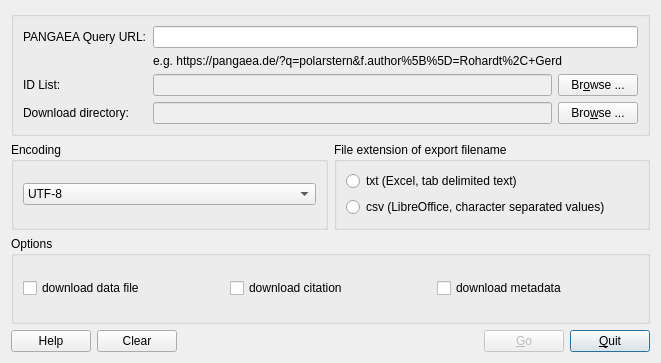
First picture: the form in trunk/Forms/pangetdialog.ui, repository pangaea-data-publisher/PanGet, before the edit.
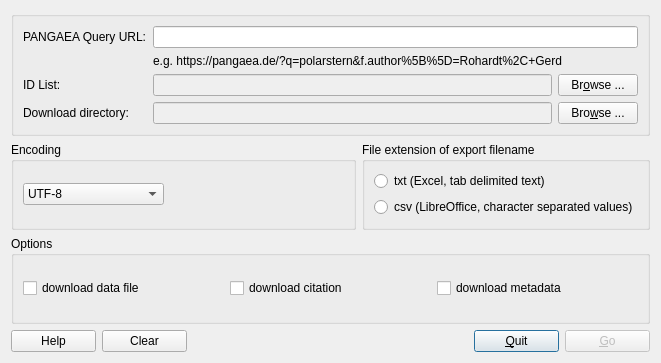
Second picture: the form after the edit.

What changed in the file:
```diff
--- a/trunk/Forms/pangetdialog.ui
+++ b/trunk/Forms/pangetdialog.ui
@@ -169,6 +169,19 @@
         </item>
        </widget>
       </item>
+      <item row="0" column="1">
+       <spacer name="horizontalSpacer">
+        <property name="orientation">
+         <enum>Qt::Horizontal</enum>
+        </property>
+        <property name="sizeHint" stdset="0">
+         <size>
+          <width>40</width>
+          <height>20</height>
+         </size>
+        </property>
+       </spacer>
+      </item>
      </layout>
     </widget>
    </item>
@@ -229,6 +242,12 @@
     <layout class="QHBoxLayout" name="horizontalLayout">
      <item>
       <widget class="QPushButton" name="Help_pushButton">
+       <property name="minimumSize">
+        <size>
+         <width>85</width>
+         <height>0</height>
+        </size>
+       </property>
        <property name="text">
         <string>Help</string>
        </property>
@@ -236,6 +255,12 @@
      </item>
      <item>
       <widget class="QPushButton" name="Clear_pushButton">
+       <property name="minimumSize">
+        <size>
+         <width>85</width>
+         <height>0</height>
+        </size>
+       </property>
        <property name="text">
         <string>Clear</string>
        </property>
@@ -254,21 +279,14 @@
        </property>
       </spacer>
      </item>
-     <item>
-      <widget class="QPushButton" name="GetDatasets_pushButton">
-       <property name="enabled">
-        <bool>false</bool>
-       </property>
-       <property name="text">
-        <string>&amp;Go</string>
-       </property>
-       <property name="default">
-        <bool>false</bool>
-       </property>
-      </widget>
-     </item>
      <item>
       <widget class="QPushButton" name="Quit_pushButton">
+       <property name="minimumSize">
+        <size>
+         <width>85</width>
+         <height>0</height>
+        </size>
+       </property>
        <property name="text">
         <string>&amp;Quit</string>
        </property>
@@ -277,6 +295,25 @@
        </property>
       </widget>
      </item>
+     <item>
+      <widget class="QPushButton" name="GetDatasets_pushButton">
+       <property name="enabled">
+        <bool>false</bool>
+       </property>
+       <property name="minimumSize">
+        <size>
+         <width>85</width>
+         <height>0</height>
+        </size>
+       </property>
+       <property name="text">
+        <string>&amp;Go</string>
+       </property>
+       <property name="default">
+        <bool>false</bool>
+       </property>
+      </widget>
+     </item>
     </layout>
    </item>
   </layout>
```
Left out of the diff: 1 changed line with no effect on the pictures.
